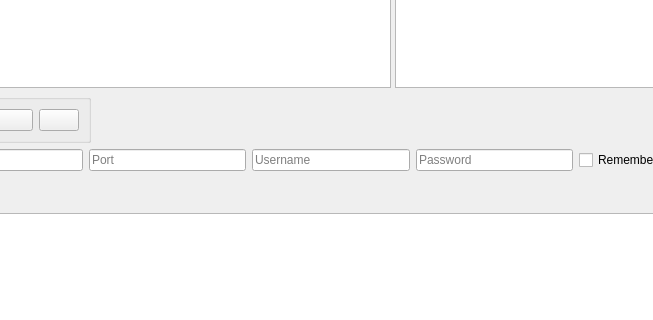
This is mainwindow.ui in Hunter30012/FTPClient as Qt 5 draws it before an edit; both pictures show x 166 to 819 and y 217 to 537 of the 1118 by 681 pixel window. The edited form follows.
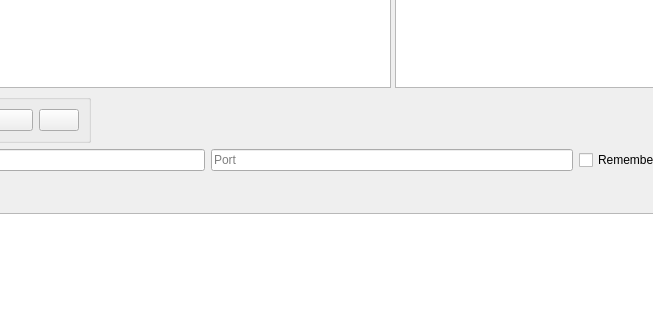
This is the edited form. Icons and pictures are not drawn.

```diff
--- a/mainwindow.ui
+++ b/mainwindow.ui
@@ -516,35 +516,6 @@
         </property>
        </widget>
       </item>
-      <item>
-       <widget class="QLineEdit" name="usernameEdit">
-        <property name="minimumSize">
-         <size>
-          <width>120</width>
-          <height>0</height>
-         </size>
-        </property>
-        <property name="text">
-         <string/>
-        </property>
-        <property name="placeholderText">
-         <string>Username</string>
-        </property>
-       </widget>
-      </item>
-      <item>
-       <widget class="QLineEdit" name="passwordEdit">
-        <property name="minimumSize">
-         <size>
-          <width>120</width>
-          <height>0</height>
-         </size>
-        </property>
-        <property name="placeholderText">
-         <string>Password</string>
-        </property>
-       </widget>
-      </item>
       <item>
        <widget class="QCheckBox" name="checkBox">
         <property name="text">
```
